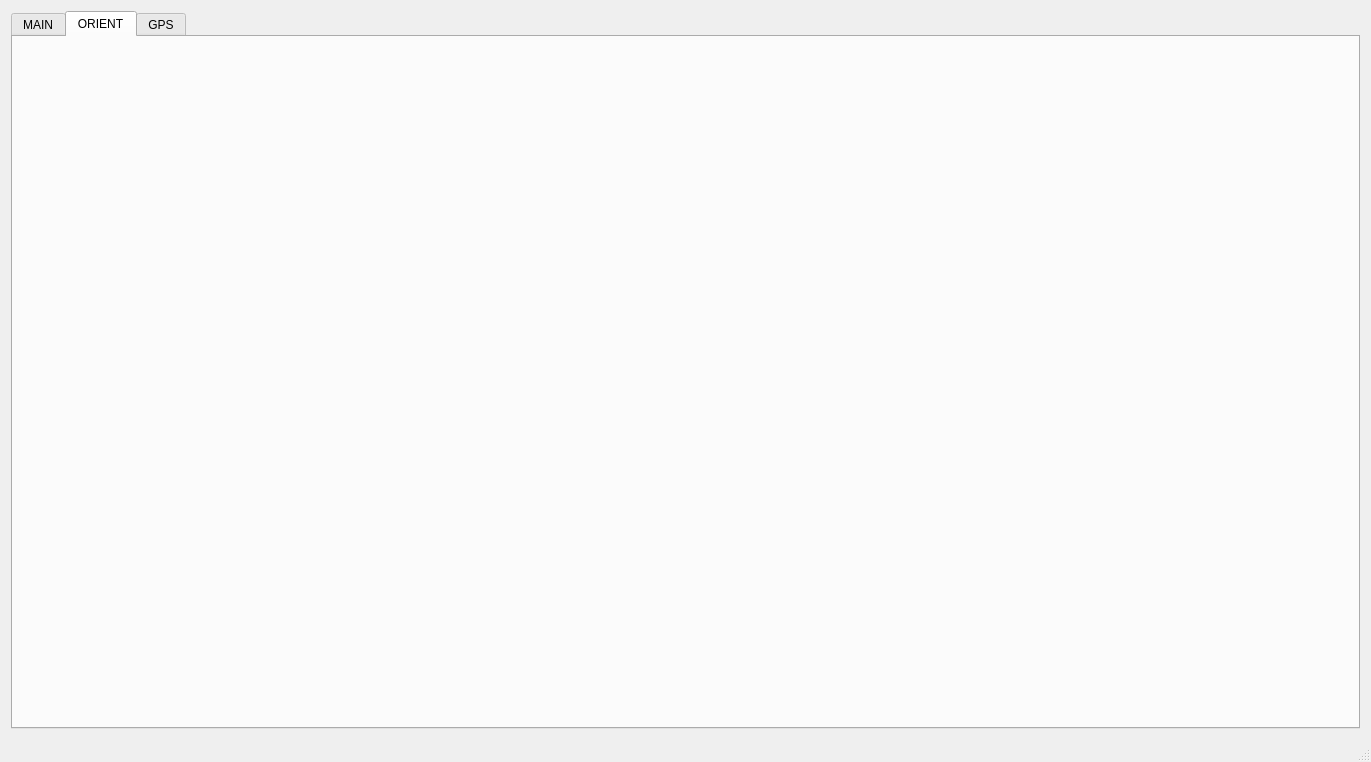
First picture: the form in mainwindow.ui, repository cansat-ptl/Receiver-Station, before the edit.
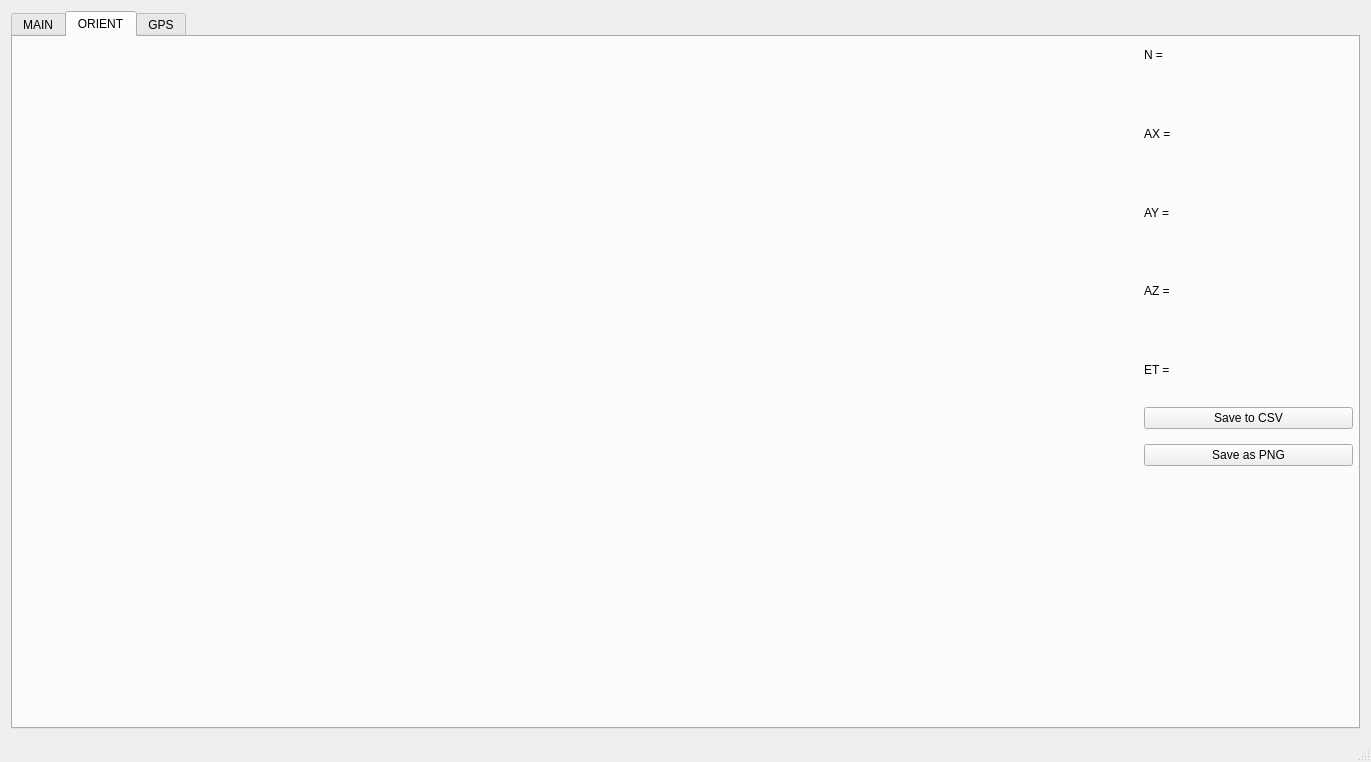
Second picture: the form after the edit. The open tabs and pages were chosen to show the change. Custom widgets are drawn as their Qt base class.

```diff
--- a/mainwindow.ui
+++ b/mainwindow.ui
@@ -15,7 +15,7 @@
   </property>
   <widget class="QWidget" name="centralWidget">
    <layout class="QGridLayout" name="gridLayout_2">
-    <item row="0" column="1">
+    <item row="0" column="0">
      <widget class="QTabWidget" name="tabWidget">
       <property name="enabled">
        <bool>true</bool>
@@ -351,6 +351,196 @@
        <attribute name="title">
         <string>ORIENT</string>
        </attribute>
+       <widget class="QChartView" name="axchart" native="true">
+        <property name="geometry">
+         <rect>
+          <x>0</x>
+          <y>0</y>
+          <width>1111</width>
+          <height>171</height>
+         </rect>
+        </property>
+       </widget>
+       <widget class="QChartView" name="aychart" native="true">
+        <property name="geometry">
+         <rect>
+          <x>0</x>
+          <y>170</y>
+          <width>1111</width>
+          <height>171</height>
+         </rect>
+        </property>
+       </widget>
+       <widget class="QChartView" name="azchart" native="true">
+        <property name="geometry">
+         <rect>
+          <x>0</x>
+          <y>340</y>
+          <width>1111</width>
+          <height>171</height>
+         </rect>
+        </property>
+       </widget>
+       <widget class="QWidget" name="formLayoutWidget_2">
+        <property name="geometry">
+         <rect>
+          <x>1120</x>
+          <y>0</y>
+          <width>231</width>
+          <height>351</height>
+         </rect>
+        </property>
+        <layout class="QFormLayout" name="formLayout_2">
+         <item row="0" column="0">
+          <widget class="QLabel" name="label">
+           <property name="text">
+            <string>N =</string>
+           </property>
+          </widget>
+         </item>
+         <item row="0" column="1">
+          <widget class="QLabel" name="orient_nvalue">
+           <property name="text">
+            <string/>
+           </property>
+          </widget>
+         </item>
+         <item row="1" column="1">
+          <spacer name="verticalSpacer_7">
+           <property name="orientation">
+            <enum>Qt::Vertical</enum>
+           </property>
+           <property name="sizeHint" stdset="0">
+            <size>
+             <width>20</width>
+             <height>30</height>
+            </size>
+           </property>
+          </spacer>
+         </item>
+         <item row="2" column="0">
+          <widget class="QLabel" name="label_2">
+           <property name="text">
+            <string>AX =</string>
+           </property>
+          </widget>
+         </item>
+         <item row="2" column="1">
+          <widget class="QLabel" name="orient_axvalue">
+           <property name="text">
+            <string/>
+           </property>
+          </widget>
+         </item>
+         <item row="3" column="1">
+          <spacer name="verticalSpacer_8">
+           <property name="orientation">
+            <enum>Qt::Vertical</enum>
+           </property>
+           <property name="sizeHint" stdset="0">
+            <size>
+             <width>20</width>
+             <height>30</height>
+            </size>
+           </property>
+          </spacer>
+         </item>
+         <item row="4" column="1">
+          <widget class="QLabel" name="orient_ayvalue">
+           <property name="text">
+            <string/>
+           </property>
+          </widget>
+         </item>
+         <item row="4" column="0">
+          <widget class="QLabel" name="label_4">
+           <property name="text">
+            <string>AY =</string>
+           </property>
+          </widget>
+         </item>
+         <item row="5" column="1">
+          <spacer name="verticalSpacer_9">
+           <property name="orientation">
+            <enum>Qt::Vertical</enum>
+           </property>
+           <property name="sizeHint" stdset="0">
+            <size>
+             <width>20</width>
+             <height>30</height>
+            </size>
+           </property>
+          </spacer>
+         </item>
+         <item row="6" column="1">
+          <widget class="QLabel" name="orient_azvalue">
+           <property name="text">
+            <string/>
+           </property>
+          </widget>
+         </item>
+         <item row="6" column="0">
+          <widget class="QLabel" name="label_12">
+           <property name="text">
+            <string>AZ = </string>
+           </property>
+          </widget>
+         </item>
+         <item row="7" column="1">
+          <spacer name="verticalSpacer_10">
+           <property name="orientation">
+            <enum>Qt::Vertical</enum>
+           </property>
+           <property name="sizeHint" stdset="0">
+            <size>
+             <width>20</width>
+             <height>30</height>
+            </size>
+           </property>
+          </spacer>
+         </item>
+         <item row="8" column="1">
+          <widget class="QLabel" name="orient_etvalue">
+           <property name="text">
+            <string/>
+           </property>
+          </widget>
+         </item>
+         <item row="8" column="0">
+          <widget class="QLabel" name="label_13">
+           <property name="text">
+            <string>ET =</string>
+           </property>
+          </widget>
+         </item>
+        </layout>
+       </widget>
+       <widget class="QWidget" name="verticalLayoutWidget_2">
+        <property name="geometry">
+         <rect>
+          <x>1120</x>
+          <y>350</y>
+          <width>231</width>
+          <height>101</height>
+         </rect>
+        </property>
+        <layout class="QVBoxLayout" name="verticalLayout">
+         <item>
+          <widget class="QPushButton" name="csvbutton2">
+           <property name="text">
+            <string>Save to CSV</string>
+           </property>
+          </widget>
+         </item>
+         <item>
+          <widget class="QPushButton" name="pngbutton2">
+           <property name="text">
+            <string>Save as PNG</string>
+           </property>
+          </widget>
+         </item>
+        </layout>
+       </widget>
       </widget>
       <widget class="QWidget" name="gps">
        <property name="enabled">
```
Left out of the diff: 57 changed lines with no effect on the pictures.
